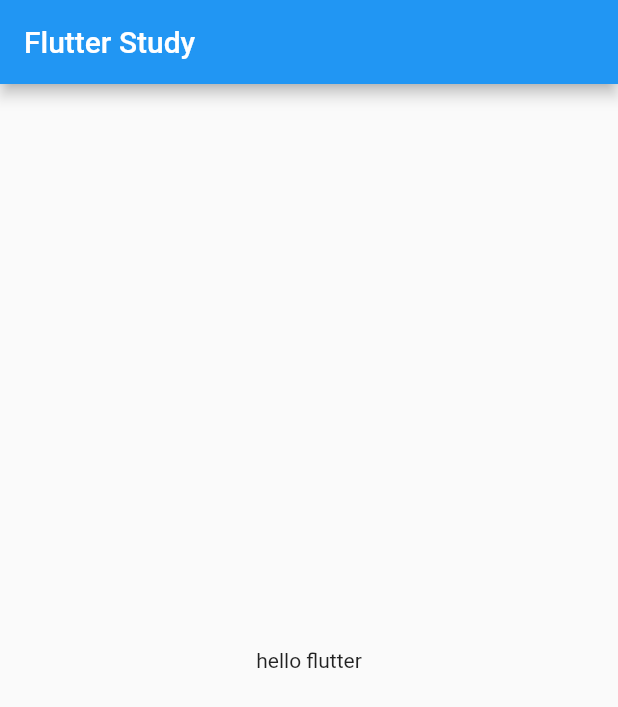
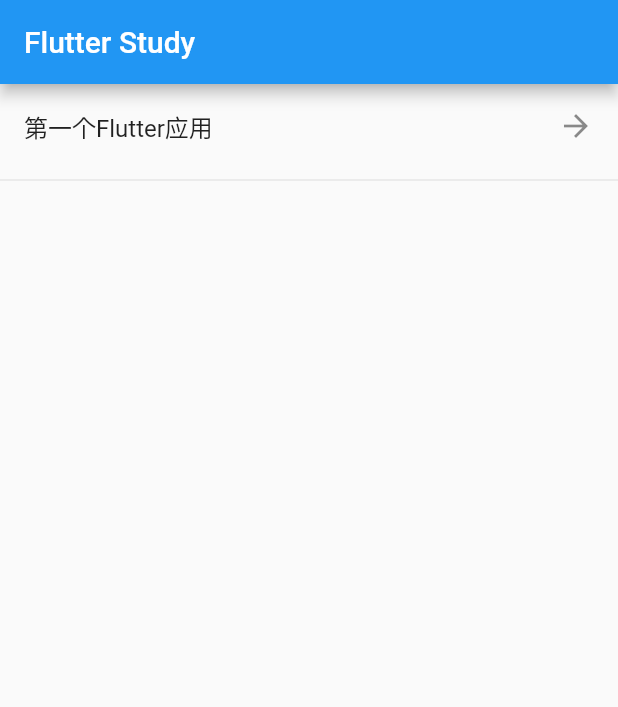
Before and after one commit to lsh-sh/FlutterStudy, a Flutter app: the screen it shows after launch, on a phone screen of 412 x 824 dp. Shown: the top 707 px of the screen. Run offline on Flutter 3.47's test engine with Material 2 defaults, Android fonts, the phone set to English and light mode, and no system bars.

Commit message:
第一个flutter应用，及代码结构调整

```diff
--- a/lib/main.dart
+++ b/lib/main.dart
@@ -1,24 +1,51 @@
 import 'package:flutter/material.dart';
-
+import './pages/first_app.dart';
 void main() {
-  runApp(const MyApp());
+  runApp(MaterialApp(
+    home: MyApp(),
+  ));
 }
 
 class MyApp extends StatelessWidget {
-  const MyApp({super.key});
+  List<String> listData = [
+    '第一个Flutter应用',
+  ];
 
-  // This widget is the root of your application.
+  MyApp({super.key});
+
+
+  Widget getItem(BuildContext context,int index){ // 获取每一条的列表widget
+    return GestureDetector( // 手势识别，从网上查的，具体怎么用后面更新代码
+      child: Column(
+        children: [
+          ListTile(
+            trailing: const Icon(Icons.arrow_forward),
+            title: Text(listData[index]),
+          ),
+          const Divider()
+        ],
+      ),
+      onTap: (){
+        Navigator.of(context).push(
+          MaterialPageRoute(builder: (context) => const FirstApp())
+        );
+      },
+    );
+  }
+
+
   @override
   Widget build(BuildContext context) {
-    return MaterialApp(
-      title: 'Flutter Study',
-      theme: ThemeData(
-        primarySwatch: Colors.blue,
+    return Scaffold(
+      appBar: AppBar(
+        title: const Text('Flutter Study'),
       ),
-      home: Scaffold(
-        appBar: AppBar(title: const Text('Flutter Study'),),
-        body: const Center(child: Text('hello flutter'),),
-      ),
+      body: ListView.builder( // listview展示列表数据，针对数据量比较大的情况
+        itemCount: listData.length,
+          itemBuilder: (context,index){
+           return getItem(context,index);
+          }
+      )
     );
   }
 }
--- /dev/null
+++ b/lib/pages/first_app.dart
@@ -0,0 +1,27 @@
+import 'package:flutter/material.dart';
+
+// 定义一个类继承StatelessWidget
+class FirstApp extends StatelessWidget {
+  const FirstApp({Key? key}) : super(key: key);
+
+  @override
+  Widget build(BuildContext context) {
+    return MaterialApp(
+      home:Scaffold(
+        appBar: AppBar(
+          title: const Text('第一个Flutter应用 自定义组件'),
+        ),
+        body: const Center(
+          child: Text(
+            '你好 Flutter',
+            textDirection: TextDirection.ltr, // 设置文字方向，从左到右
+            style: TextStyle( // 设置文字样式
+                color: Colors.red,  //设置文字颜色
+                fontSize: 40 // 设置文字大小
+            ),
+          ),
+        ),
+      )
+    );
+  }
+}
```
Also changed, not shown: static/1.png (added), 2 other files.
